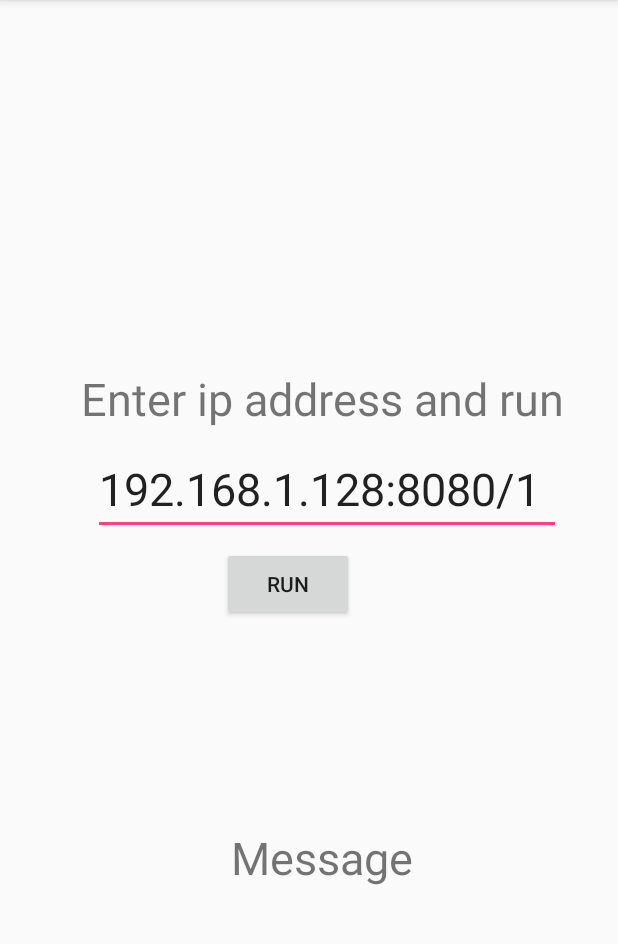
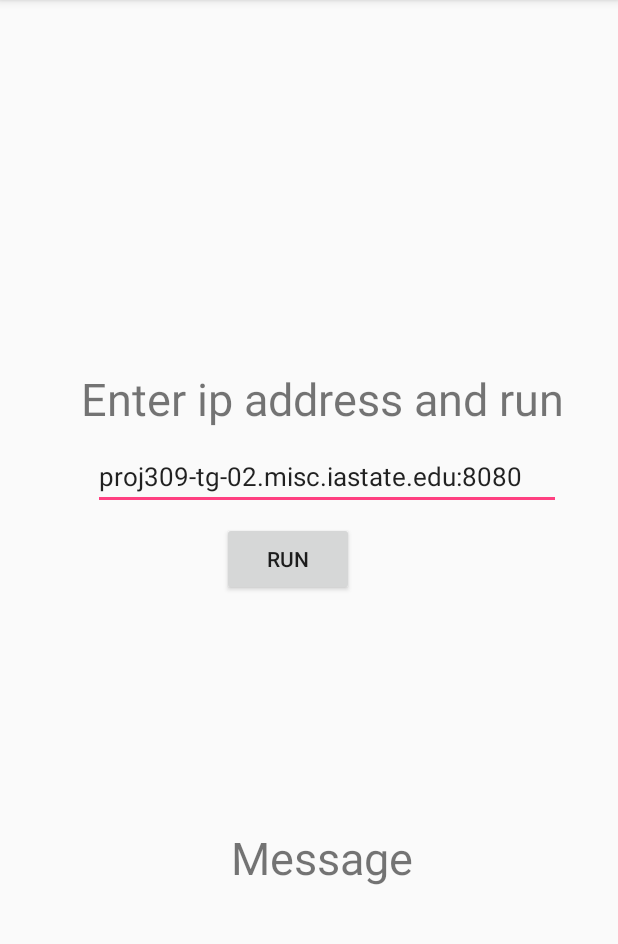
Before and after one commit to ksmontoya/myGradPlanner, an Android app: the screen it shows after launch (MainActivity), on a phone screen of 412 x 824 dp, the part 84-1028 px from its top. Run offline under Robolectric (Android 15) with nearby library versions, the phone set to English and light mode, and no system bars; our stand-ins replace Volley.

Commit message:
Modified Experiment Android app default address
I added the address of our actual server, so I modified this so that we can, by default use our own server.

```diff
--- a/experiments/Arnoldo_Experiments/Front_End/app/src/main/res/layout/activity_main.xml
+++ b/experiments/Arnoldo_Experiments/Front_End/app/src/main/res/layout/activity_main.xml
@@ -29,8 +29,8 @@
         android:ems="10"
         android:hint="IP Address?"
         android:inputType="text"
-        android:text="192.168.1.128:8080/1"
-        android:textSize="30sp"
+        android:text="proj309-tg-02.misc.iastate.edu:8080"
+        android:textSize="17dp"
         app:layout_constraintEnd_toEndOf="@+id/textView"
         app:layout_constraintHorizontal_bias="0.0"
         app:layout_constraintStart_toStartOf="@+id/textView"
```
